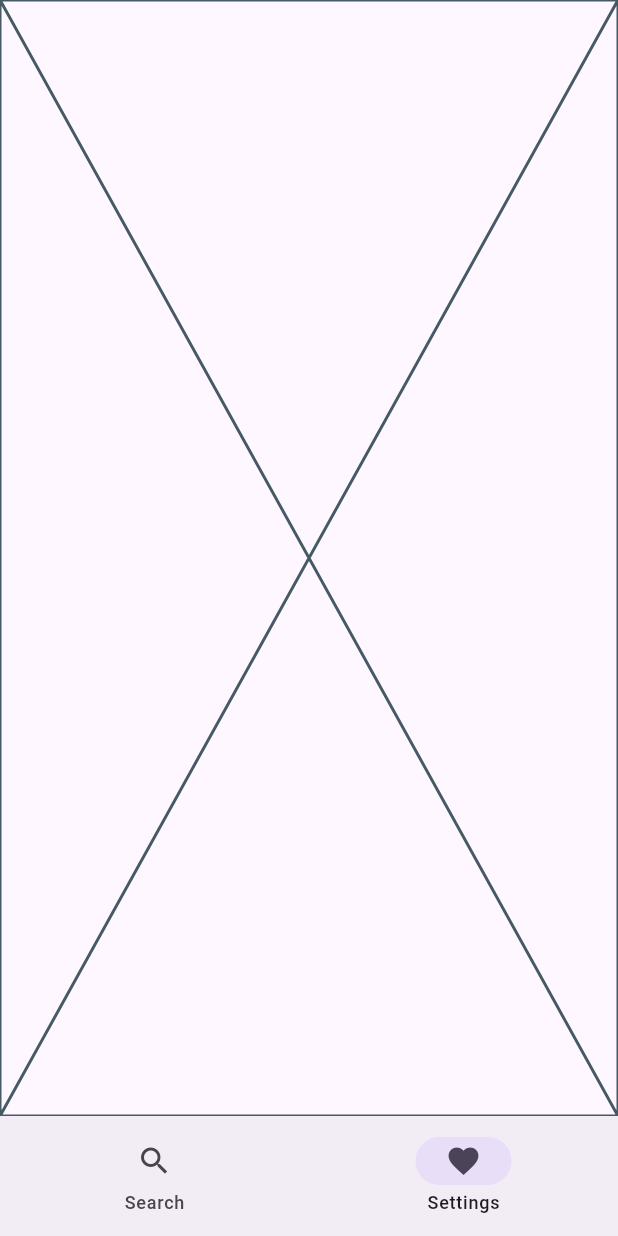
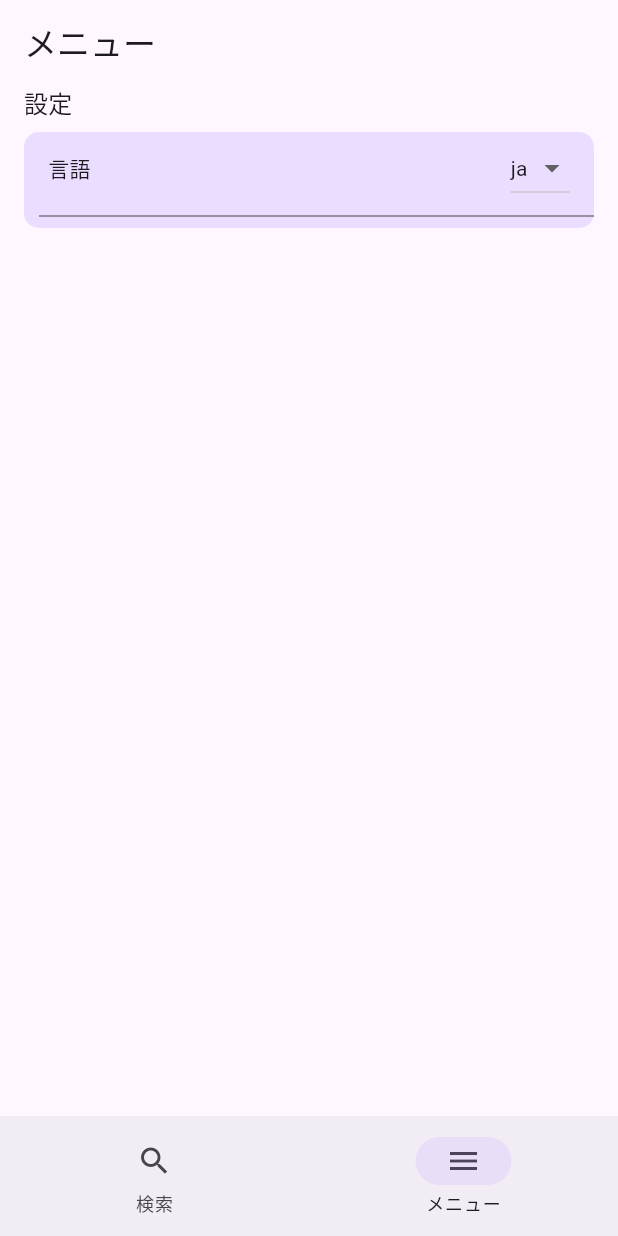
Before and after one commit to paigupai/github_-search, a Flutter app: the screen it shows after launch, item 2 of the bottom bar chosen, on a phone screen of 412 x 824 dp. Run offline on Flutter 3.47's test engine with Material 3 defaults, Android fonts, the phone set to English and light mode, and no system bars; our stand-ins replace cached_network_image, dio, flutter_markdown, flutter_riverpod, flutter_svg, freezed_annotation and 3 more; missing offline and left inert: markdown; generated files the repository leaves out were written again.

Commit message:
設定画面作成  (#17)
* Update pubspec.yaml

* 検索画面UI修正

* メニュー画面と言語設定追加

```diff
--- /dev/null
+++ b/lib/features/menu/presentation/component/rounded_container.dart
@@ -0,0 +1,23 @@
+import 'package:flutter/material.dart';
+
+///
+/// 円角のコンテナ
+/// [child]には任意のWidgetを指定する
+///
+class RoundedContainer extends StatelessWidget {
+  const RoundedContainer({super.key, required this.child});
+
+  final Widget child;
+  @override
+  Widget build(BuildContext context) {
+    return Container(
+      decoration: BoxDecoration(
+        color: Theme.of(context).colorScheme.primaryContainer,
+        borderRadius: const BorderRadius.all(
+          Radius.circular(10.0),
+        ),
+      ),
+      child: child,
+    );
+  }
+}
--- /dev/null
+++ b/lib/features/menu/presentation/menu_page.dart
@@ -0,0 +1,98 @@
+import 'package:flutter/material.dart';
+import 'package:flutter_gen/gen_l10n/app_localizations.dart';
+import 'package:flutter_riverpod/flutter_riverpod.dart';
+import 'package:github_search/features/menu/presentation/component/rounded_container.dart';
+import 'package:github_search/utils/language_provider.dart';
+
+/// メニューpage
+class MenuPage extends StatelessWidget {
+  const MenuPage({super.key});
+
+  @override
+  Widget build(BuildContext context) {
+    final l10n = L10n.of(context)!;
+    return Scaffold(
+      appBar: AppBar(
+        title: Text(
+          l10n.menu_title,
+          style: Theme.of(context).textTheme.titleLarge,
+        ),
+      ),
+      body: Column(
+        children: [
+          settingsView(l10n: l10n, context: context),
+        ],
+      ),
+    );
+  }
+
+  // 設定
+  Widget settingsView({
+    required L10n l10n,
+    required BuildContext context,
+  }) {
+    return Padding(
+      padding: const EdgeInsets.symmetric(horizontal: 16.0),
+      child: Column(
+        crossAxisAlignment: CrossAxisAlignment.start,
+        children: [
+          Text(l10n.settings, style: Theme.of(context).textTheme.titleMedium),
+          const SizedBox(
+            height: 8,
+          ),
+          RoundedContainer(
+            child: Column(
+              children: [
+                languageSetting(),
+                Divider(
+                  indent: 10,
+                  color: Theme.of(context).dividerColor,
+                ),
+              ],
+            ),
+          ),
+        ],
+      ),
+    );
+  }
+
+  // 多言語設定
+  Widget languageSetting() {
+    return Consumer(builder: (context, ref, child) {
+      final l10n = L10n.of(context)!;
+      final language = Localizations.localeOf(context).languageCode;
+      final languageCode = LanguageCode.fromString(language);
+      return Padding(
+        padding: const EdgeInsets.symmetric(
+          horizontal: 16.0,
+        ),
+        child: Row(
+          mainAxisAlignment: MainAxisAlignment.spaceBetween,
+          children: [
+            Text(l10n.language),
+            DropdownButton<LanguageCode>(
+              value: languageCode,
+              borderRadius: BorderRadius.circular(8),
+              onChanged: (LanguageCode? newValue) {
+                if (newValue != null) {
+                  // 言語設定
+                  ref
+                      .read(languageLocaleProvider.notifier)
+                      .setLanguageCode(newValue);
+                }
+              },
+              items: LanguageCode.values
+                  .map<DropdownMenuItem<LanguageCode>>((LanguageCode value) {
+                return DropdownMenuItem<LanguageCode>(
+                  value: value,
+                  child: Text(value.code,
+                      style: Theme.of(context).textTheme.bodyMedium),
+                );
+              }).toList(),
+            ),
+          ],
+        ),
+      );
+    });
+  }
+}
--- a/lib/features/search/presentation/repo_details/repo_details_page.dart
+++ b/lib/features/search/presentation/repo_details/repo_details_page.dart
@@ -22,7 +22,10 @@ class RepoDetailsPage extends StatelessWidget {
   Widget build(BuildContext context) {
     return Scaffold(
       appBar: AppBar(
-        title: Text(repo.name),
+        title: Text(
+          repo.name,
+          style: Theme.of(context).textTheme.titleLarge,
+        ),
       ),
       body: SingleChildScrollView(
         child: Column(
@@ -63,7 +66,9 @@ class RepoDetailsPage extends StatelessWidget {
             child: Text(repo.fullName,
                 textAlign: TextAlign.center,
                 style: Theme.of(context).textTheme.titleLarge?.copyWith(
-                    color: Colors.blue, decoration: TextDecoration.underline)),
+                    decorationColor: Colors.blue,
+                    color: Colors.blue,
+                    decoration: TextDecoration.underline)),
           ),
         ),
         Padding(
--- a/lib/features/search/presentation/search/search_page.dart
+++ b/lib/features/search/presentation/search/search_page.dart
@@ -26,11 +26,10 @@ class SearchPage extends ConsumerWidget {
       },
       child: Scaffold(
         appBar: AppBar(
-          title: Center(
-              child: Text(
+          title: Text(
             l10n.search_title,
-            style: Theme.of(context).textTheme.titleMedium,
-          )),
+            style: Theme.of(context).textTheme.titleLarge,
+          ),
         ),
         body: NestedScrollView(
           headerSliverBuilder: (BuildContext context, bool innerBoxIsScrolled) {
--- a/lib/features/settings/presentation/settings_page.dart
+++ /dev/null
@@ -1,11 +0,0 @@
-import 'package:flutter/material.dart';
-
-/// 設定page
-class SettingsPage extends StatelessWidget {
-  const SettingsPage({super.key});
-
-  @override
-  Widget build(BuildContext context) {
-    return const Placeholder();
-  }
-}
--- a/lib/l10n/app_en.arb
+++ b/lib/l10n/app_en.arb
@@ -1,10 +1,15 @@
 {
   "@@locale":"en",
   "search": "Search",
-  "settings": "Settings",
+  "menu": "Menu",
   "search_title":"Search",
   "repo_search": "Search for a repository",
   "empty_query": "Please enter a search query",
   "error_message": "An error occurred while fetching the data",
-  "search_results": "Search results: {count} items"
+  "search_results": "Search results: {count} items",
+  "menu_title": "Menu",
+  "settings": "Settings",
+  "language": "Language",
+  "theme": "Theme",
+  "dark_mode": "Dark mode"
 }
--- a/lib/l10n/app_ja.arb
+++ b/lib/l10n/app_ja.arb
@@ -1,10 +1,15 @@
 {
   "@@locale":"ja",
   "search": "検索",
-  "settings": "設定",
+  "menu": "メニュー",
   "search_title":"GitHub リポジトリ検索",
   "repo_search": "リポジトリ検索",
   "empty_query": "検索ワードを入力してください",
   "error_message": "エラーが発生しました",
-  "search_results": "検索結果: {count} 件"
+  "search_results": "検索結果: {count} 件",
+  "menu_title": "メニュー",
+  "settings": "設定",
+  "language": "言語",
+  "theme": "テーマ",
+  "dark_mode": "ダークモード"
 }
--- a/lib/main.dart
+++ b/lib/main.dart
@@ -2,6 +2,7 @@
 import 'package:flutter_gen/gen_l10n/app_localizations.dart';
 import 'package:flutter_riverpod/flutter_riverpod.dart';
 import 'package:github_search/routing/app_router.dart';
+import 'package:github_search/utils/language_provider.dart';
 
 void main() {
   WidgetsFlutterBinding.ensureInitialized();
@@ -14,11 +15,13 @@
   @override
   Widget build(BuildContext context, WidgetRef ref) {
     final goRouter = ref.watch(goRouterProvider);
+    final languageCode = ref.watch(languageLocaleProvider);
     return MaterialApp.router(
       routerConfig: goRouter,
       title: 'Flutter Demo',
       localizationsDelegates: L10n.localizationsDelegates,
       supportedLocales: L10n.supportedLocales,
+      locale: Locale(languageCode.code),
       theme: ThemeData(
         colorScheme: ColorScheme.fromSeed(seedColor: Colors.deepPurple),
         useMaterial3: true,
--- a/lib/routing/app_router.dart
+++ b/lib/routing/app_router.dart
@@ -1,16 +1,16 @@
 import 'package:flutter/material.dart';
 import 'package:flutter_riverpod/flutter_riverpod.dart';
+import 'package:github_search/features/menu/presentation/menu_page.dart';
 import 'package:github_search/features/search/domain/search_repos_response.dart';
 import 'package:github_search/features/search/presentation/repo_details/repo_details_page.dart';
 import 'package:github_search/features/search/presentation/search/search_page.dart';
-import 'package:github_search/features/settings/presentation/settings_page.dart';
 import 'package:github_search/routing/scaffold_with_nested_navigation.dart';
 import 'package:go_router/go_router.dart';
 
 enum AppRoute {
   search,
   searchDetails,
-  settings,
+  menu,
 }
 
 // navigators
@@ -62,11 +62,11 @@ final goRouterProvider = Provider<GoRouter>((ref) {
             routes: [
               // Shopping Cart
               GoRoute(
-                path: '/settings',
-                name: AppRoute.settings.name,
+                path: '/menu',
+                name: AppRoute.menu.name,
                 pageBuilder: (context, state) => NoTransitionPage(
                   key: state.pageKey,
-                  child: const SettingsPage(),
+                  child: const MenuPage(),
                 ),
               ),
             ],
--- a/lib/routing/scaffold_with_nested_navigation.dart
+++ b/lib/routing/scaffold_with_nested_navigation.dart
@@ -63,9 +63,9 @@ class ScaffoldWithNavigationBar extends StatelessWidget {
             label: l10n.search,
           ),
           NavigationDestination(
-            icon: const Icon(Icons.favorite_outline),
-            selectedIcon: const Icon(Icons.favorite),
-            label: l10n.settings,
+            icon: const Icon(Icons.menu_outlined),
+            selectedIcon: const Icon(Icons.menu),
+            label: l10n.menu,
           ),
         ],
         onDestinationSelected: onDestinationSelected,
@@ -102,9 +102,9 @@ class ScaffoldWithNavigationRail extends StatelessWidget {
                 label: Text(l10n.search),
               ),
               NavigationRailDestination(
-                icon: const Icon(Icons.favorite_outline),
-                selectedIcon: const Icon(Icons.favorite),
-                label: Text(l10n.settings),
+                icon: const Icon(Icons.menu_outlined),
+                selectedIcon: const Icon(Icons.menu),
+                label: Text(l10n.menu),
               ),
             ],
           ),
--- /dev/null
+++ b/lib/utils/language_provider.dart
@@ -0,0 +1,35 @@
+import 'package:flutter/material.dart';
+import 'package:riverpod_annotation/riverpod_annotation.dart';
+
+part 'language_provider.g.dart';
+
+enum LanguageCode {
+  ja,
+  en;
+
+  String get code => toString().split('.').last;
+
+  static LanguageCode fromString(String code) {
+    switch (code) {
+      case 'ja':
+        return LanguageCode.ja;
+      case 'en':
+        return LanguageCode.en;
+      default:
+        return LanguageCode.ja;
+    }
+  }
+}
+
+/// 言語ロケール
+@riverpod
+class LanguageLocale extends _$LanguageLocale {
+  @override
+  LanguageCode build() {
+    return LanguageCode.ja;
+  }
+
+  void setLanguageCode(LanguageCode code) {
+    state = code;
+  }
+}
--- a/pubspec.yaml
+++ b/pubspec.yaml
@@ -48,6 +48,7 @@ dependencies:
   dio: ^5.4.3+1
   # 多言語化
   intl: ^0.18.1
+  # markdown関連
   flutter_markdown: ^0.7.1
   markdown: ^7.2.2
   cached_network_image: ^3.3.1
```
Also changed, not shown: lib/utils/language_provider.g.dart (added).
